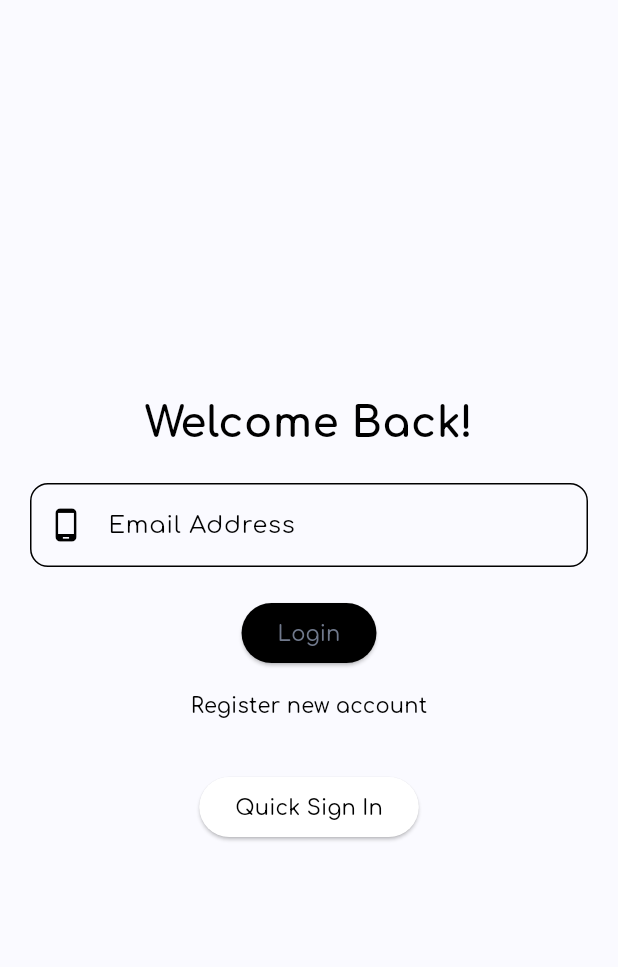
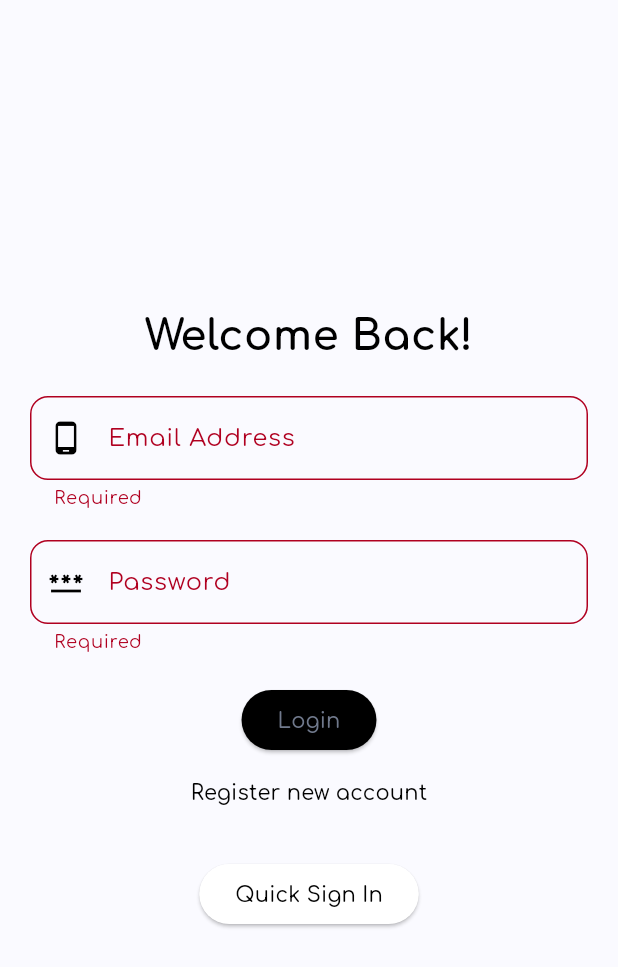
Before and after one commit to mrcodefrost/kriminal_fashion_client, a Flutter app: the screen it shows after launch, after a tap on "Login", on a phone screen of 412 x 824 dp. Shown: the top 967 px of the screen. Run offline on Flutter 3.47's test engine with Material 3 defaults, Android fonts, the light colour scheme and no system bars; our stand-ins replace cloud_firestore, dropdown_button2, firebase_auth, firebase_core, get, get_storage and 4 more; missing offline and left inert: otp_text_field_v2; accounts and stored records are empty; generated files the repository leaves out were written again.

Commit message:
authentication fixed with validations

```diff
--- a/lib/features/common/presentation/view/screens/login_screen.dart
+++ b/lib/features/common/presentation/view/screens/login_screen.dart
@@ -4,10 +4,14 @@ import 'package:kriminal_fashion_client/features/common/presentation/controller/
 import 'package:kriminal_fashion_client/features/common/presentation/view/screens/home_screen.dart';
 import 'package:kriminal_fashion_client/features/common/presentation/view/screens/register_screen.dart';
 
+import '../../../../../utils/validations.dart';
+
 class LoginScreen extends StatelessWidget {
-  const LoginScreen({super.key, required this.onTap});
+  LoginScreen({super.key, required this.onTap});
 
   final VoidCallback onTap;
+
+  final _loginFormKey = GlobalKey<FormState>();
 
   @override
   Widget build(BuildContext context) {
@@ -16,6 +20,8 @@ class LoginScreen extends StatelessWidget {
         backgroundColor: context.theme.colorScheme.background,
         body: Padding(
           padding: const EdgeInsets.symmetric(horizontal: 20),
+          child: Form(
+            key: _loginFormKey,
             child: Column(
               mainAxisAlignment: MainAxisAlignment.center,
               children: [
@@ -30,19 +36,7 @@ class LoginScreen extends StatelessWidget {
                 const SizedBox(
                   height: 20,
                 ),
-              // TextField(
-              //   controller: authController.loginNumberController,
-              //   keyboardType: TextInputType.phone,
-              //   decoration: InputDecoration(
-              //     border: OutlineInputBorder(
-              //       borderRadius: BorderRadius.circular(12),
-              //     ),
-              //     prefixIcon: const Icon(Icons.phone_android),
-              //     labelText: 'Mobile Number',
-              //     hintText: 'Enter your mobile number',
-              //   ),
-              // ),
-              TextField(
+                TextFormField(
                   controller: authController.loginEmailController,
                   keyboardType: TextInputType.emailAddress,
                   decoration: InputDecoration(
@@ -53,6 +47,31 @@ class LoginScreen extends StatelessWidget {
                     labelText: 'Email Address',
                     hintText: 'Enter your email address',
                   ),
+                  inputFormatters: [
+                    InputFormatter.trimSpaces(),
+                    InputFormatter.emptyValidator(),
+                  ],
+                  validator: Validations.isTouchedEmailValidator,
+                ),
+                const SizedBox(
+                  height: 20,
+                ),
+                TextFormField(
+                  controller: authController.loginPasswordController,
+                  keyboardType: TextInputType.emailAddress,
+                  decoration: InputDecoration(
+                    border: OutlineInputBorder(
+                      borderRadius: BorderRadius.circular(12),
+                    ),
+                    prefixIcon: const Icon(Icons.password),
+                    labelText: 'Password',
+                    hintText: 'Enter your password',
+                  ),
+                  inputFormatters: [
+                    InputFormatter.trimSpaces(),
+                    InputFormatter.emptyValidator(),
+                  ],
+                  validator: Validations.isEmptyValidator,
                 ),
                 const SizedBox(
                   height: 20,
@@ -60,7 +79,9 @@ class LoginScreen extends StatelessWidget {
                 ElevatedButton(
                     onPressed: () {
                       // authController.loginWithPhone(); // logins without password
+                      if (_loginFormKey.currentState!.validate()) {
                         authController.loginWithEmail();
+                      }
                     },
                     style: ElevatedButton.styleFrom(
                         foregroundColor: context.theme.colorScheme.inversePrimary,
@@ -73,7 +94,6 @@ class LoginScreen extends StatelessWidget {
                       ));
                     },
                     child: const Text('Register new account')),
-
                 const SizedBox(height: 20),
                 ElevatedButton(
                     onPressed: () {
@@ -83,6 +103,7 @@ class LoginScreen extends StatelessWidget {
               ],
             ),
           ),
+        ),
       );
     });
   }
--- /dev/null
+++ b/lib/utils/globals.dart
@@ -0,0 +1,3 @@
+import 'package:logger/logger.dart';
+
+Logger logg = Logger();
--- a/lib/utils/validations.dart
+++ b/lib/utils/validations.dart
@@ -1,6 +1,18 @@
 import 'package:flutter/services.dart';
 
-class Validations {
+class RegexConstants {
+  static String fontName = 'Poppins';
+  static String mobileNumberRegex = r'^(?:[+0]9)?[0-9]{10}$';
+  static String emailRegex =
+      r'^(([^<>()[\]\\.,;:\s@\"]+(\.[^<>()[\]\\.,;:\s@\"]+)*)|(\".+\"))@((\[[0-9]{1,3}\.[0-9]{1,3}\.[0-9]{1,3}\.[0-9]{1,3}\])|(([a-zA-Z\-0-9]+\.)+[a-zA-Z]{2,}))$';
+}
+
+class RegexValidators {
+  static RegExp mobileNumberRegex = RegExp(RegexConstants.mobileNumberRegex);
+  static RegExp emailRegex = RegExp(RegexConstants.emailRegex);
+}
+
+class InputFormatter {
   static TextInputFormatter trimSpaces() {
     return TrimSpaceTextInputFormatter();
   }
@@ -12,23 +24,45 @@ class Validations {
   static TextInputFormatter emptyValidator() {
     return FilteringTextInputFormatter.allow(RegExp(r'^.*?\S.*$'));
   }
+}
 
-  // static FormFieldValidator<String> emptyValidator({
-  //   String errorMessage = 'This field cannot be empty',
-  // }) {
-  //   return (value) {
-  //     if (value == null || value.trim().isEmpty) {
-  //       return errorMessage;
-  //     }
-  //     return null;
-  //   };
-  // }
+class Validations {
+  static String? Function(String?)? isEmptyValidator = (String? value) {
+    var val = value?.trim();
+    if (val!.isEmpty) {
+      return "Required";
+    } else {
+      return null;
+    }
+  };
+
+  static String? Function(String?)? mobileNumberValidator = (String? value) {
+    var val = value?.trim();
+    if (val!.isEmpty) {
+      return 'Mobile number must be entered';
+    } else if (val.isNotEmpty && val.length != 10) {
+      return 'Mobile number should be exactly 10 digits';
+    } else if (!RegExp(r'^[6-9]').hasMatch(val)) {
+      return 'Mobile number must start with 6, 7, 8, or 9';
+    } else {
+      return null;
+    }
+  };
+  static String? Function(String?)? isTouchedEmailValidator = (String? value) {
+    var val = value?.trim();
+    if (val!.isEmpty) {
+      return "Required";
+    } else if (!RegexValidators.emailRegex.hasMatch(val)) {
+      return 'Enter Valid E-mail';
+    } else {
+      return null;
+    }
+  };
 }
 
 class TrimSpaceTextInputFormatter extends TextInputFormatter {
   @override
-  TextEditingValue formatEditUpdate(
-      TextEditingValue oldValue, TextEditingValue newValue) {
+  TextEditingValue formatEditUpdate(TextEditingValue oldValue, TextEditingValue newValue) {
     // Trim leading and trailing spaces from the input value
     final trimmedValue = newValue.text.trim();
     // Return the trimmed value
@@ -41,8 +75,7 @@ class TrimSpaceTextInputFormatter extends TextInputFormatter {
 
 class OnlyNumbersTextInputFormatter extends TextInputFormatter {
   @override
-  TextEditingValue formatEditUpdate(
-      TextEditingValue oldValue, TextEditingValue newValue) {
+  TextEditingValue formatEditUpdate(TextEditingValue oldValue, TextEditingValue newValue) {
     // Allow only numeric characters
     final newText = newValue.text.replaceAll(RegExp(r'[^0-9]'), '');
     // Return the modified text value
```
Also changed, not shown: lib/features/common/presentation/controller/auth_controller.dart (+26 -115 lines), lib/features/common/presentation/view/screens/register_screen.dart (+40 -10 lines), pubspec.yaml (+8 -1 lines), pubspec.lock, 2 other files. Lines whose indentation alone changed are shown as unchanged.
